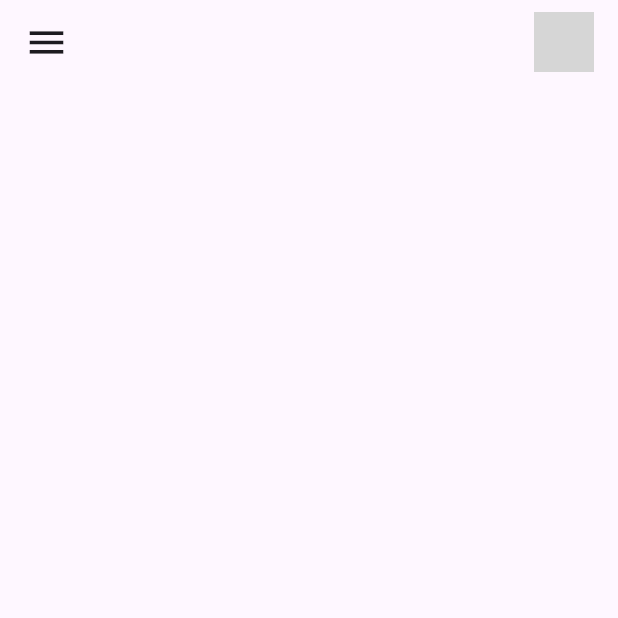
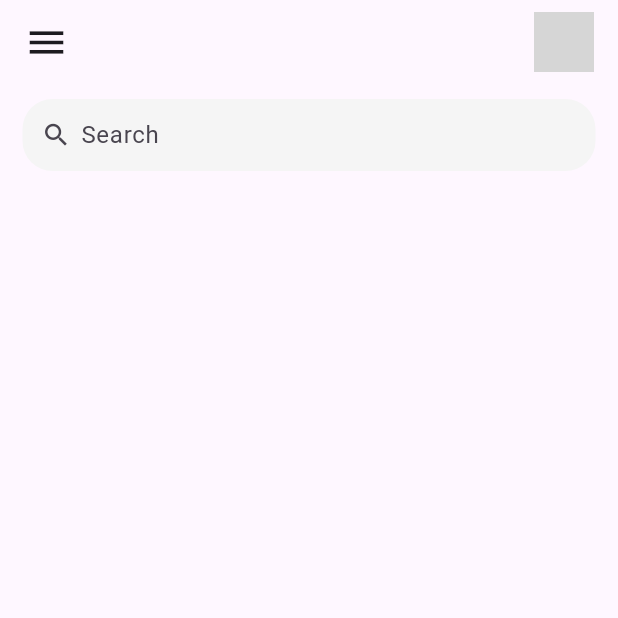
Before and after one commit to kamilgadek/todo_app_new, a Flutter app: the screen it shows after launch, on a phone screen of 412 x 824 dp, the top half of it. Run offline on Flutter 3.47's test engine with Material 3 defaults, Android fonts, the phone set to English and light mode, and no system bars; grey boxes are pictures that could not be loaded.

Commit message:
Create search box

```diff
--- a/lib/screens/home.dart
+++ b/lib/screens/home.dart
@@ -14,10 +14,52 @@ class Home extends StatelessWidget {
               Icons.menu,
               size: 30,
             ),
-            CircleAvatar(backgroundImage: AssetImage('images/foto1.jpg'),)
+            CircleAvatar(
+              backgroundImage: AssetImage('images/foto1.jpg'),
+            )
+          ],
+        ),
+      ),
+      body: Container(
+        padding: const EdgeInsets.symmetric(
+          horizontal: 15,
+        ),
+        child: const Column(
+          children: [
+            SizedBox(height: 10,),
+            _SearchBox(),
           ],
         ),
       ),
     );
   }
 }
+
+class _SearchBox extends StatelessWidget {
+  const _SearchBox();
+
+  @override
+  Widget build(BuildContext context) {
+    return Container(
+      padding: const EdgeInsets.symmetric(horizontal: 10),
+      decoration: BoxDecoration(
+        borderRadius: BorderRadius.circular(20),
+        color: Colors.grey[100],
+      ),
+      child: const TextField(
+        decoration: InputDecoration(
+          prefixIcon: Icon(
+            Icons.search,
+            size: 20,
+          ),
+          prefixIconConstraints: BoxConstraints(
+            maxHeight: 20,
+            minWidth: 25,
+          ),
+          border: InputBorder.none,
+          hintText: 'Search'
+        ),
+      ),
+    );
+  }
+}
```
